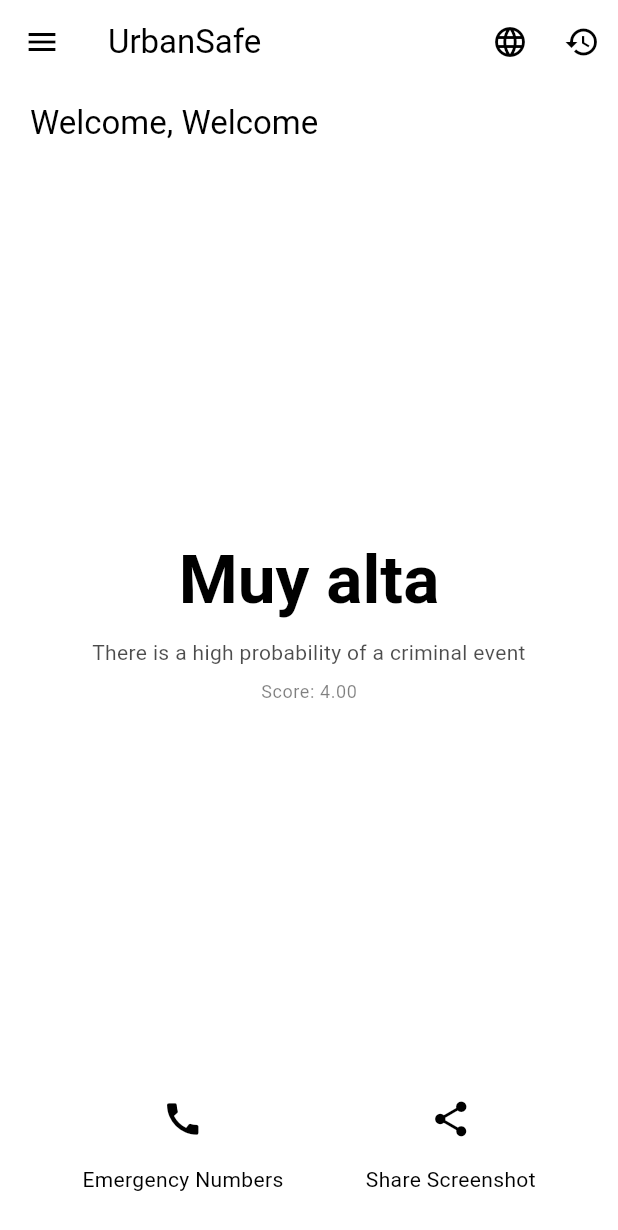
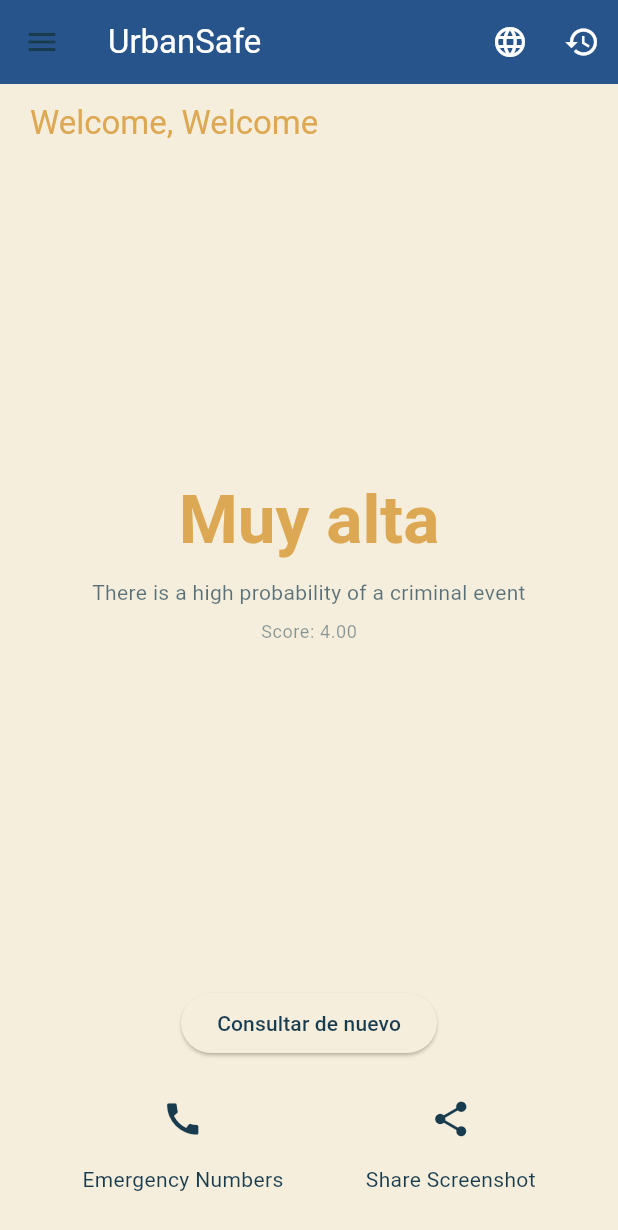
Before and after one commit to molerocn/urbansafe-app, a Flutter app: the HomePage screen opened directly with empty values, after a tap on the "language" icon, on a phone screen of 412 x 824 dp. Shown: the top 1230 px of the screen. Run offline on Flutter 3.47's test engine with Material 3 defaults, Android fonts, the light colour scheme and no system bars; our stand-ins replace cloud_firestore, csv, firebase_auth, firebase_core, firebase_storage, geolocator and 6 more; accounts and stored records are empty; network calls fail.

Commit message:
refactor: unificar esquema de colores y mejorar consistencia en la UI
- Se actualizó el uso de colores en varias pantallas para emplear AppColors y el colorScheme del tema, mejorando la consistencia visual y el manejo de temas
- Se ajustaron los colores de marcadores en el mapa de historial
- Se mejoró el manejo de colores en botones e íconos
- Se optimizó el uso de colores de error y fondos
- Se añadió texto de navegación entre login y registro
- Se renovó el botón de medición para una mejor experiencia de usuario

```diff
--- a/lib/main_firestore.dart
+++ b/lib/main_firestore.dart
@@ -59,18 +59,24 @@ class MyApp extends StatelessWidget {
               error: AppColors.error,
               onError: Colors.white,
               surface: AppColors.background,
-              onSurface: Colors.black,
+              onSurface: AppColors.tertiary,
             ),
             scaffoldBackgroundColor: AppColors.background,
             useMaterial3: true,
           ),
           darkTheme: ThemeData(
-            brightness: Brightness.dark,
-            colorScheme: const ColorScheme.dark(
+            colorScheme: const ColorScheme(
+              brightness: Brightness.dark,
               primary: AppColors.primary,
+              onPrimary: Colors.white,
               secondary: AppColors.secondary,
-              surface: Color(0xFF121212), // Color de fondo estándar para modo oscuro
+              onSecondary: Colors.white,
+              error: AppColors.error,
+              onError: Colors.white,
+              surface: AppColors.tertiary,
+              onSurface: Colors.white,
             ),
+            scaffoldBackgroundColor: AppColors.tertiary,
             useMaterial3: true,
           ),
           home: const _SessionRestorer(),
--- a/lib/screens/home_page.dart
+++ b/lib/screens/home_page.dart
@@ -7,7 +7,6 @@ import 'package:path_provider/path_provider.dart';
 import 'package:share_plus/share_plus.dart';
 import 'package:flutter/rendering.dart';
 import 'package:geolocator/geolocator.dart';
-import 'package:shared_preferences/shared_preferences.dart';
 import 'package:firebase_auth/firebase_auth.dart' as fb_auth;
 import 'package:cloud_firestore/cloud_firestore.dart';
 import 'package:http/http.dart' as http;
@@ -21,10 +20,10 @@ import '../repositories/measurement_repository.dart';
 import '../src/app_logger.dart';
 import '../src/app_constants.dart';
 import '../src/app_translations.dart';
+import '../src/app_colors.dart';
 import '../services/localization_service.dart';
 import 'measurements_history_page.dart';
 import 'profile_drawer.dart';
-import 'login_page.dart';
 
 // Página principal que muestra el nivel de riesgo actual y opciones de usuario.
 class HomePage extends StatefulWidget {
@@ -42,8 +41,6 @@ class _HomePageState extends State<HomePage> {
   late User _currentUser;
   bool _saved = false;
   bool _loading = false;
-  Timer? _loadingTimer;
-  bool _loadingShown = false;
   String _riskLabel = '';
   double _riskValue = 0.0;
 
@@ -58,6 +55,15 @@ class _HomePageState extends State<HomePage> {
     setState(() {
       _currentUser = newUser;
     });
+  }
+
+  void _refreshMeasurement() {
+    setState(() {
+      _saved = false;
+      _riskLabel = '';
+      _riskValue = 0.0;
+    });
+    _fetchPredictAndSave();
   }
 
   double _mapLabelToValue(String label) {
@@ -98,11 +104,7 @@ class _HomePageState extends State<HomePage> {
     if (_saved) return;
     _saved = true;
 
-    _loadingShown = false;
-    _loadingTimer = Timer(const Duration(milliseconds: 75), () {
-      _loadingShown = true;
-      if (mounted) setState(() => _loading = true);
-    });
+    if (mounted) setState(() => _loading = true);
 
     double? lat;
     double? lng;
@@ -111,18 +113,13 @@ class _HomePageState extends State<HomePage> {
 
     try {
       try {
-        final prefs = await SharedPreferences.getInstance();
-        final askedKey = kLocationPermissionRequestedKey;
-        final askedBefore = prefs.getBool(askedKey) ?? false;
-
         var permission = await Geolocator.checkPermission();
-        if (!askedBefore && !(permission == LocationPermission.always || permission == LocationPermission.whileInUse)) {
+        if (!(permission == LocationPermission.always || permission == LocationPermission.whileInUse)) {
           permission = await Geolocator.requestPermission();
-          await prefs.setBool(askedKey, true);
         }
 
         if (permission == LocationPermission.always || permission == LocationPermission.whileInUse) {
-          final pos = await Geolocator.getCurrentPosition(timeLimit: const Duration(seconds: 5));
+          final pos = await Geolocator.getCurrentPosition(timeLimit: const Duration(seconds: 10));
           lat = pos.latitude;
           lng = pos.longitude;
         }
@@ -140,9 +137,9 @@ class _HomePageState extends State<HomePage> {
         final headers = <String, String>{'Content-Type': 'application/json'};
         if (idToken != null) headers['Authorization'] = 'Bearer $idToken';
 
-        http.Response resp = await http.post(uri1, headers: headers, body: jsonEncode(payload)).timeout(const Duration(seconds: 6));
+        http.Response resp = await http.post(uri1, headers: headers, body: jsonEncode(payload)).timeout(const Duration(milliseconds: 20));
         if (resp.statusCode == 404) {
-          resp = await http.post(uri2, headers: headers, body: jsonEncode(payload)).timeout(const Duration(seconds: 6));
+          resp = await http.post(uri2, headers: headers, body: jsonEncode(payload)).timeout(const Duration(milliseconds: 20));
         }
 
         if (resp.statusCode >= 200 && resp.statusCode < 300) {
@@ -171,7 +168,6 @@ class _HomePageState extends State<HomePage> {
 
       await _repo.createMedicionForUser(user: _currentUser, medicion: medicion);
     } finally {
-      _loadingTimer?.cancel();
       if (mounted) {
         setState(() {
           _loading = false;
@@ -192,18 +188,19 @@ class _HomePageState extends State<HomePage> {
 
     return Scaffold(
       appBar: AppBar(
-        title: Text(AppTranslations.get('app_title', lang)),
+        title: Text(AppTranslations.get('app_title', lang), style: TextStyle(color: colorScheme.onPrimary)),
+        backgroundColor: AppColors.primary,
         actions: [
           IconButton(
             tooltip: AppTranslations.get('change_language', lang),
-            icon: const Icon(Icons.language),
+            icon: Icon(Icons.language, color: colorScheme.onPrimary),
             onPressed: () async {
               await localization.toggleLanguage();
             },
           ),
           IconButton(
             tooltip: AppTranslations.get('history', lang),
-            icon: const Icon(Icons.history),
+            icon: Icon(Icons.history, color: colorScheme.onPrimary),
             onPressed: () {
               Navigator.of(context).push(
                 MaterialPageRoute(builder: (_) => MeasurementsHistoryPage(user: _currentUser)),
@@ -220,7 +217,7 @@ class _HomePageState extends State<HomePage> {
               padding: const EdgeInsets.symmetric(horizontal: 20.0, vertical: 12.0),
               child: Align(
                 alignment: Alignment.centerLeft,
-                child: Text('${AppTranslations.get('welcome_message', lang)}$name', style: textTheme.titleLarge),
+                child: Text('${AppTranslations.get('welcome_message', lang)}$name', style: textTheme.titleLarge?.copyWith(color: AppColors.secondary)),
               ),
             ),
             Expanded(
@@ -241,6 +238,7 @@ class _HomePageState extends State<HomePage> {
                                 textAlign: TextAlign.center,
                                 style: textTheme.displayMedium?.copyWith(
                                   fontWeight: FontWeight.bold,
+                                  color: AppColors.secondary,
                                 ),
                               ),
                               const SizedBox(height: 12),
@@ -268,6 +266,13 @@ class _HomePageState extends State<HomePage> {
               ),
             ),
             Padding(
+              padding: const EdgeInsets.symmetric(vertical: 16.0),
+              child: ElevatedButton(
+                onPressed: _refreshMeasurement,
+                child: Text('Consultar de nuevo', style: TextStyle(color: colorScheme.onSurface)),
+              ),
+            ),
+            Padding(
               padding: const EdgeInsets.only(bottom: 28.0),
               child: Row(
                 mainAxisAlignment: MainAxisAlignment.spaceEvenly,
@@ -275,7 +280,7 @@ class _HomePageState extends State<HomePage> {
                   Column(
                     mainAxisSize: MainAxisSize.min,
                     children: [
-                      IconButton(onPressed: () => _showEmergencyNumbers(context, lang), icon: const Icon(Icons.call, size: 28)),
+                      IconButton(onPressed: () => _showEmergencyNumbers(context, lang), icon: Icon(Icons.call, size: 28, color: colorScheme.onSurface)),
                       const SizedBox(height: 6),
                       Text(AppTranslations.get('emergency_numbers', lang)),
                     ],
@@ -283,7 +288,7 @@ class _HomePageState extends State<HomePage> {
                   Column(
                     mainAxisSize: MainAxisSize.min,
                     children: [
-                      IconButton(onPressed: () => _showShareModal(context, lang), icon: const Icon(Icons.share, size: 28)),
+                      IconButton(onPressed: () => _showShareModal(context, lang), icon: Icon(Icons.share, size: 28, color: colorScheme.onSurface)),
                       const SizedBox(height: 6),
                       Text(AppTranslations.get('share_screenshot', lang)),
                     ],
@@ -315,6 +320,7 @@ class _HomePageState extends State<HomePage> {
   }
 
   void _showShareModal(BuildContext context, String lang) async {
+    final colorScheme = Theme.of(context).colorScheme;
     final file = await _captureAndSavePng();
     if (file == null) {
       if (mounted) {
@@ -351,12 +357,12 @@ class _HomePageState extends State<HomePage> {
                     await Share.shareXFiles([XFile(file.path)]);
                     if (mounted) Navigator.of(context).pop();
                   },
-                  icon: const Icon(Icons.share),
-                  label: Text(AppTranslations.get('share_button', lang)),
+                  icon: Icon(Icons.share, color: colorScheme.onSurface),
+                  label: Text(AppTranslations.get('share_button', lang), style: TextStyle(color: colorScheme.onSurface)),
                 ),
                 TextButton(
                   onPressed: () => Navigator.of(context).pop(),
-                  child: Text(AppTranslations.get('close', lang)),
+                  child: Text(AppTranslations.get('close', lang), style: TextStyle(color: colorScheme.onSurface)),
                 ),
               ],
             ),
--- a/lib/screens/login_page.dart
+++ b/lib/screens/login_page.dart
@@ -7,6 +7,7 @@ import 'package:google_sign_in/google_sign_in.dart';
 import 'package:provider/provider.dart';
 
 import '../models/user.dart';
+import '../src/app_colors.dart';
 import '../src/auth/hash.dart';
 import '../src/app_constants.dart';
 import '../src/app_translations.dart';
@@ -148,7 +149,7 @@ class _LoginPageState extends State<LoginPage> {
                         Text(
                           AppTranslations.get('app_title', lang),
                           style: const TextStyle(
-                            color: Colors.white,
+                            color: AppColors.background, // Dorado
                             fontSize: 28,
                             fontWeight: FontWeight.bold,
                           ),
@@ -159,7 +160,7 @@ class _LoginPageState extends State<LoginPage> {
                               ? "prioriza tu seguridad"
                               : "prioritize your safety",
                           style: const TextStyle(
-                            color: Colors.white,
+                            color: AppColors.background, // Dorado
                             fontSize: 14,
                           ),
                         ),
@@ -265,13 +266,13 @@ class _LoginPageState extends State<LoginPage> {
                     ),
                   ),
 
-                  const SizedBox(height: 40),
+                  const SizedBox(height: 20),
 
                   // Texto de registro
                   Row(
                     mainAxisAlignment: MainAxisAlignment.center,
                     children: [
-                      Text(AppTranslations.get('already_have_account', lang)),
+                      Text(lang == 'es' ? 'No tienes una cuenta?' : 'Don\'t have an account?'),
                       GestureDetector(
                         onTap: () {
                           Navigator.of(context).push(
@@ -281,7 +282,7 @@ class _LoginPageState extends State<LoginPage> {
                           );
                         },
                         child: Text(
-                          AppTranslations.get('create_account', lang),
+                          lang == 'es' ? ' Regístrate aquí' : ' Register here',
                           style: TextStyle(
                             color: colorScheme.primary,
                             fontWeight: FontWeight.bold,
@@ -290,6 +291,7 @@ class _LoginPageState extends State<LoginPage> {
                       ),
                     ],
                   ),
+
                   const SizedBox(height: 20),
 
                   // Botón de cambiar idioma
--- a/lib/screens/profile_drawer.dart
+++ b/lib/screens/profile_drawer.dart
@@ -138,6 +138,7 @@ class _ProfileDrawerState extends State<ProfileDrawer> {
   @override
   Widget build(BuildContext context) {
     final textTheme = Theme.of(context).textTheme;
+    final colorScheme = Theme.of(context).colorScheme;
     final localization = context.watch<LocalizationService>();
     final lang = localization.currentLanguageCode;
 
@@ -146,7 +147,7 @@ class _ProfileDrawerState extends State<ProfileDrawer> {
         padding: EdgeInsets.zero,
         children: <Widget>[
           _buildHeader(context, textTheme),
-          _buildProfileForm(textTheme, lang),
+          _buildProfileForm(textTheme, lang, colorScheme),
           const Divider(),
           ValueListenableBuilder<ThemeMode>(
             valueListenable: ThemeService.themeModeNotifier,
@@ -159,17 +160,18 @@ class _ProfileDrawerState extends State<ProfileDrawer> {
                 },
                 secondary: Icon(
                   currentMode == ThemeMode.dark ? Icons.dark_mode : Icons.light_mode,
+                  color: colorScheme.onSurface,
                 ),
               );
             },
           ),
           ListTile(
-            leading: const Icon(Icons.language),
+            leading: Icon(Icons.language, color: colorScheme.onSurface),
             title: Text(AppTranslations.get('change_language', lang)),
             onTap: () async => await localization.toggleLanguage(),
           ),
           ListTile(
-            leading: const Icon(Icons.logout),
+            leading: Icon(Icons.logout, color: colorScheme.onSurface),
             title: Text(AppTranslations.get('logout', lang)),
             onTap: _logout,
           ),
@@ -221,7 +223,7 @@ class _ProfileDrawerState extends State<ProfileDrawer> {
     );
   }
 
-  Widget _buildProfileForm(TextTheme textTheme, String lang) {
+  Widget _buildProfileForm(TextTheme textTheme, String lang, ColorScheme colorScheme) {
     return Padding(
       padding: const EdgeInsets.all(16.0),
       child: Column(
@@ -244,27 +246,28 @@ class _ProfileDrawerState extends State<ProfileDrawer> {
           Center(
             child: _isSaving
               ? const CircularProgressIndicator()
-              : (_isEditing ? _buildSaveCancelButtons(lang) : _buildEditButton(lang)),
+              : (_isEditing ? _buildSaveCancelButtons(lang) : _buildEditButton(lang, colorScheme)),
           ),
         ],
       ),
     );
   }
 
-  Widget _buildEditButton(String lang) {
+  Widget _buildEditButton(String lang, ColorScheme colorScheme) {
     return ElevatedButton.icon(
-      icon: const Icon(Icons.edit),
-      label: Text(AppTranslations.get('edit', lang)),
+      icon: Icon(Icons.edit, color: colorScheme.onSurface),
+      label: Text(AppTranslations.get('edit', lang), style: TextStyle(color: colorScheme.onSurface)),
       onPressed: () => setState(() => _isEditing = true),
     );
   }
 
   Widget _buildSaveCancelButtons(String lang) {
+    final colorScheme = Theme.of(context).colorScheme;
     return Row(
       mainAxisAlignment: MainAxisAlignment.spaceEvenly,
       children: <Widget>[
         TextButton(
-          child: Text(AppTranslations.get('cancel', lang)),
+          child: Text(AppTranslations.get('cancel', lang), style: TextStyle(color: colorScheme.onSurface)),
           onPressed: () {
             setState(() {
               _isEditing = false;
@@ -275,7 +278,7 @@ class _ProfileDrawerState extends State<ProfileDrawer> {
         ),
         ElevatedButton(
           onPressed: () => _saveProfile(lang),
-          child: Text(AppTranslations.get('save', lang)),
+          child: Text(AppTranslations.get('save', lang), style: TextStyle(color: colorScheme.onSurface)),
         ),
       ],
     );
--- a/lib/src/app_colors.dart
+++ b/lib/src/app_colors.dart
@@ -7,9 +7,7 @@ class AppColors {
 
   static const Color primary = Color(0xFF27548A);  // Azul profundo
   static const Color secondary = Color(0xFFDDA853);  // Dorado
-  static const Color success = Color(0xFF4CAF50);
-  static const Color warning = Color(0xFFFFC107);
-  static const Color error = Color(0xFFF44336);
-  static const Color info = Color(0xFF2196F3);
-  static const Color background = Color(0xFFFFFFFF);
+  static const Color tertiary = Color(0xFF183B4E);  // Azul más oscuro
+  static const Color background = Color(0xFFF5EEDC);  // Beige claro
+  static const Color error = Color(0xFFD32F2F);  // Rojo para errores
 }
```
Also changed, not shown: lib/screens/history_map_page.dart (+37 -5 lines), lib/screens/measurements_history_page.dart (+25 -25 lines), lib/screens/register_page.dart (+27 -5 lines).
